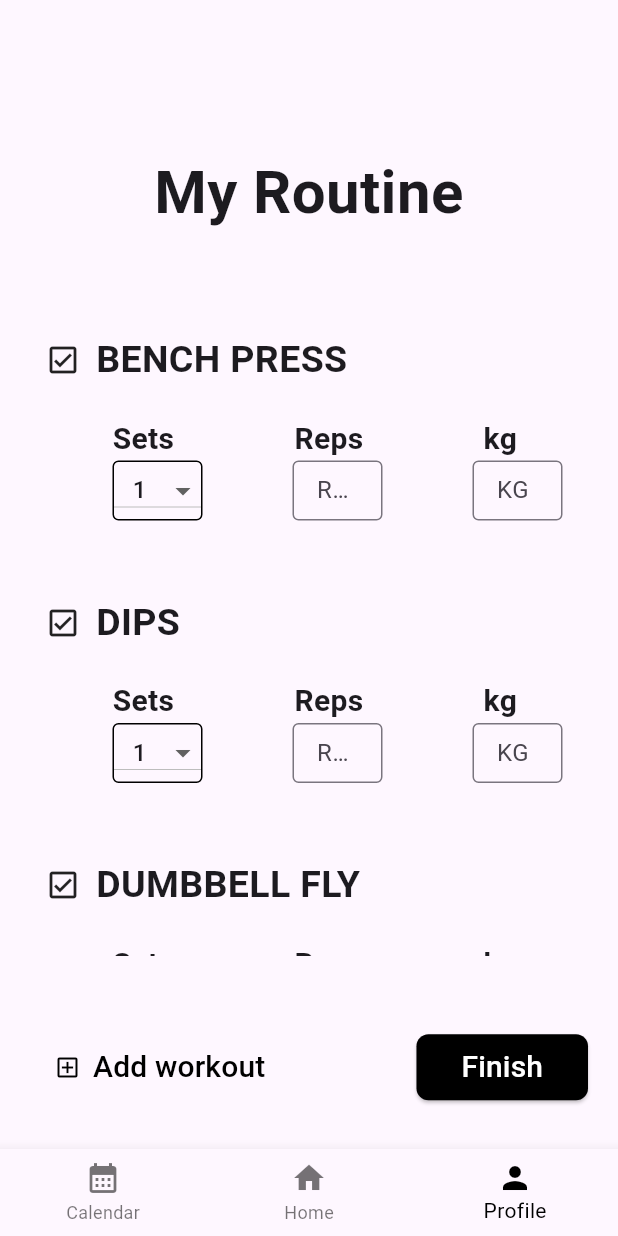
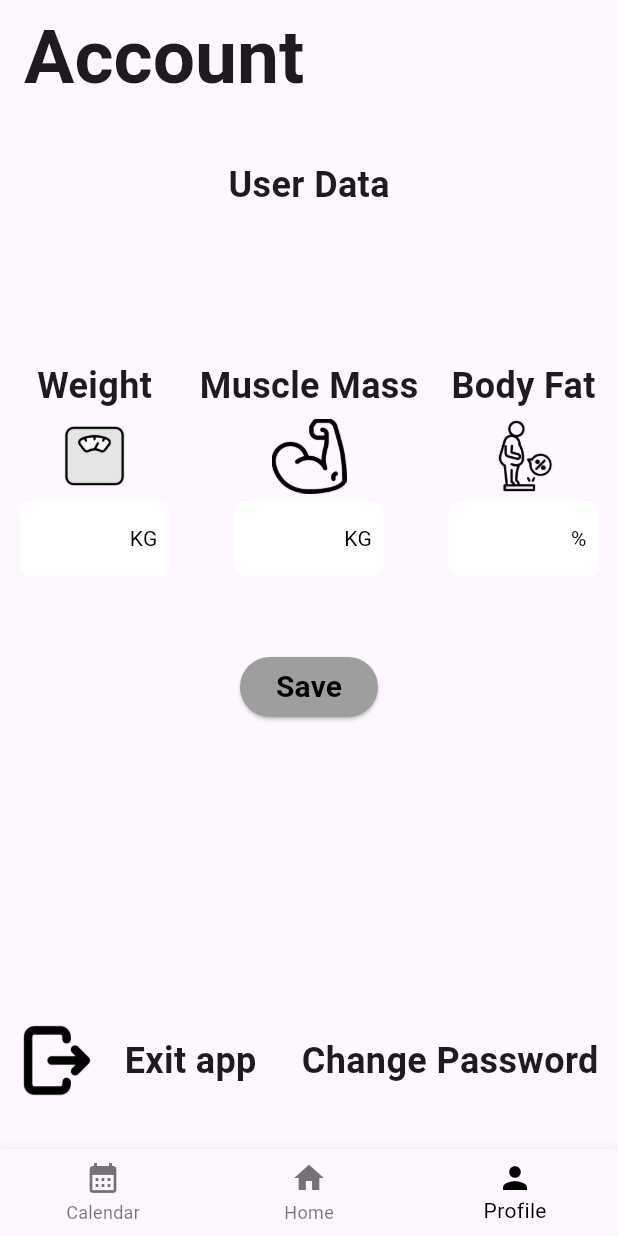
Before and after one commit to qotjwns/SpotUBae, a Flutter app: the screen it shows after launch, item 3 of the bottom bar chosen, on a phone screen of 412 x 824 dp. Run offline on Flutter 3.47's test engine with Material 3 defaults, Android fonts, the light colour scheme and no system bars; our stand-ins replace font_awesome_flutter, table_calendar.

Commit message:
Add account

```diff
--- a/lib/base/bottom_nav_bar.dart
+++ b/lib/base/bottom_nav_bar.dart
@@ -2,6 +2,7 @@ import 'package:flutter/material.dart';
 import 'package:group_app/screen/calendar_screen.dart';
 import 'package:group_app/screen/my_routine_screen.dart';
 
+import '../screen/account.dart';
 import '../screen/home_screen.dart';
 
 class BottomNavBar extends StatefulWidget {
@@ -15,6 +16,7 @@ class _BottomNavBarState extends State<BottomNavBar> {
   final appScreens = [
     const CalendarScreen(),
     const HomeScreen(),
+    const AccountScreen(),
     const MyRoutineScreen(),
   ];                          //메인화면 컨트롤
   int _indexSelected = 1;
--- a/lib/main.dart
+++ b/lib/main.dart
@@ -1,6 +1,7 @@
 import 'package:flutter/material.dart';
 import 'package:group_app/base/bottom_nav_bar.dart';
 import 'package:group_app/login/login_screen.dart';
+import 'package:group_app/screen/home_screen.dart';
 import 'package:group_app/screen/home_screen.dart';
 
 void main() {
--- /dev/null
+++ b/lib/screen/account.dart
@@ -0,0 +1,196 @@
+import 'package:flutter/material.dart';
+import 'package:flutter/services.dart'; // SystemNavigator.pop()을 사용하기 위함
+
+class AccountScreen extends StatelessWidget {
+  const AccountScreen({super.key});
+
+  @override
+  Widget build(BuildContext context) {
+    return MaterialApp(
+      debugShowCheckedModeBanner: false,
+      home: Scaffold(
+        appBar: AppBar(
+          title: Container(
+            padding: const EdgeInsets.only(top: 20.0),
+            child: const Text(
+              'Account',
+              style: TextStyle(
+                fontWeight: FontWeight.bold,
+                fontSize: 50,
+              ),
+            ),
+          ),
+        ),
+        body: SingleChildScrollView(  // ScrollView 추가
+          child: Padding(
+            padding: const EdgeInsets.only(top: 50.0),
+            child: Column(
+              children: <Widget>[
+                const Center(
+                  child: Text(
+                    'User Data',
+                    style: TextStyle(fontSize: 24, fontWeight: FontWeight.bold),
+                  ),
+                ),
+                const SizedBox(height: 100),
+                Row(
+                  mainAxisAlignment: MainAxisAlignment.center,
+                  children: <Widget>[
+                    buildUserStatus(
+                      label: 'Weight',
+                      imagePath: 'assets/images/weight.png',
+                      unitlabel: 'KG',
+                    ),
+                    const SizedBox(width: 20),
+                    buildUserStatus(
+                      label: 'Muscle Mass',
+                      imagePath: 'assets/images/muscle mass.png',
+                      unitlabel: 'KG',
+                    ),
+                    const SizedBox(width: 20),
+                    buildUserStatus(
+                      label: 'Body Fat',
+                      imagePath: 'assets/images/body fat.png',
+                      unitlabel: '%',
+                    ),
+                  ],
+                ),
+                const SizedBox(height: 50),
+                Row(mainAxisAlignment: MainAxisAlignment.center,
+                  children: <Widget>[
+                    Row(
+                        children:[
+                          ElevatedButton(
+                              style: ElevatedButton.styleFrom(
+                                  backgroundColor : Colors.grey
+                              ),
+                              onPressed: (){
+                              },
+                              child: const Text(
+                                'Save',
+                                style: TextStyle(color: Colors.black,fontSize: 20, fontWeight: FontWeight.bold),
+                              )
+                          )
+                        ]
+                    )
+                  ],
+                ),
+                const SizedBox(height: 200),
+                Row(
+                  mainAxisAlignment: MainAxisAlignment.center,
+                  children: <Widget>[
+                    Row(
+                      children: [
+                        Image.asset(
+                          'assets/images/exit.png',
+                          width: 50,
+                          height: 50,
+                        ),
+                        const SizedBox(width: 20),
+                        GestureDetector(
+                          onDoubleTap: (){
+                            SystemNavigator.pop();
+                          },
+                          child: const Text(
+                            'Exit app',
+                            style: TextStyle(fontSize: 24, fontWeight: FontWeight.bold),
+                          ),
+                        ),
+                        const SizedBox(width: 30),
+                        const Text(
+                          'Change Password',
+                          style: TextStyle(fontSize: 24, fontWeight: FontWeight.bold),
+                        ),
+                      ],
+                    ),
+                  ],
+                ),
+              ],
+            ),
+          ),
+        ),
+      ),
+    );
+  }
+
+  Widget buildUserStatus({
+    required String label,
+    required String imagePath,
+    required String unitlabel,
+  }) {
+    return Column(
+      children: [
+        Text(
+          label,
+          style: const TextStyle(
+            fontSize: 24,
+            fontWeight: FontWeight.bold,
+          ),
+        ),
+        const SizedBox(height: 5),
+        Image.asset(
+          imagePath,
+          width: 50,
+          height: 50,
+        ),
+        const SizedBox(height: 5),
+        NumberInputBox(labelText: unitlabel),
+      ],
+    );
+
+  }
+}
+
+class NumberInputBox extends StatelessWidget {
+  final String labelText;
+  const NumberInputBox({super.key, required this.labelText});
+
+  @override
+  Widget build(BuildContext context) {
+    return Container(
+      width: 100,  // 정사각형 너비
+      height: 50, // 정사각형 높이
+      decoration: BoxDecoration(
+        color: Colors.white, // 박스 내부 색상
+        borderRadius: BorderRadius.circular(8), // 모서리 둥글게
+      ),
+      child: Row(
+        mainAxisAlignment: MainAxisAlignment.end,
+        children: [
+          const Expanded(
+            child : NumberInputField(),
+          ),
+          Padding(
+              padding: const EdgeInsets.only(right: 8.0),
+              child: Text(
+                labelText,
+                style: const TextStyle(color: Colors.black, fontSize: 14),
+              )
+          )
+
+        ],// 숫자 입력 필드 추가
+      ),
+    );
+  }
+}
+class NumberInputField extends StatelessWidget {
+  const NumberInputField({super.key});
+
+
+  @override
+  Widget build(BuildContext context) {
+    return TextField(
+      keyboardType: TextInputType.number,
+      // 숫자 입력만 허용
+      inputFormatters: <TextInputFormatter>[
+        FilteringTextInputFormatter.digitsOnly, // 숫자만 입력 가능하도록 필터링
+      ],
+      textAlign: TextAlign.center,
+      // 숫자를 가운데 정렬
+      style: const TextStyle(color: Colors.black, fontSize: 12),
+      decoration: const InputDecoration(
+        border: InputBorder.none,
+      ),
+    );
+  }
+}
```
Also changed, not shown: pubspec.yaml (+7 -0 lines), assets/images/body fat.png (added), assets/images/exit.png (added), assets/images/muscle mass.png (added), assets/images/weight.png (added).
